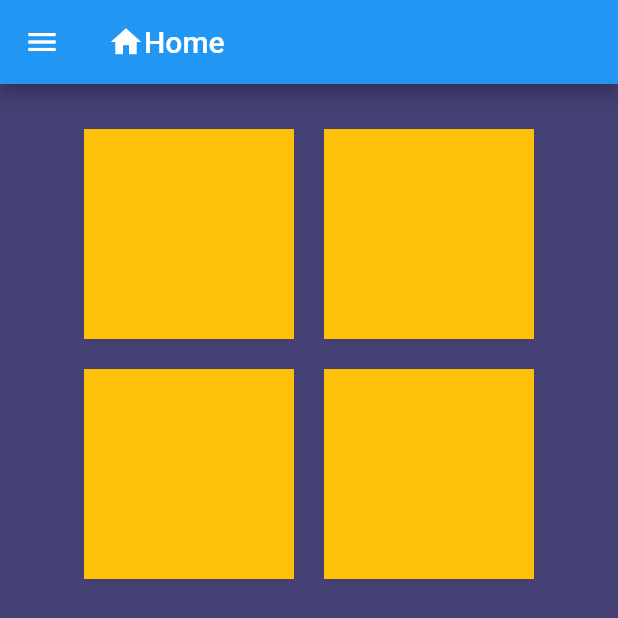
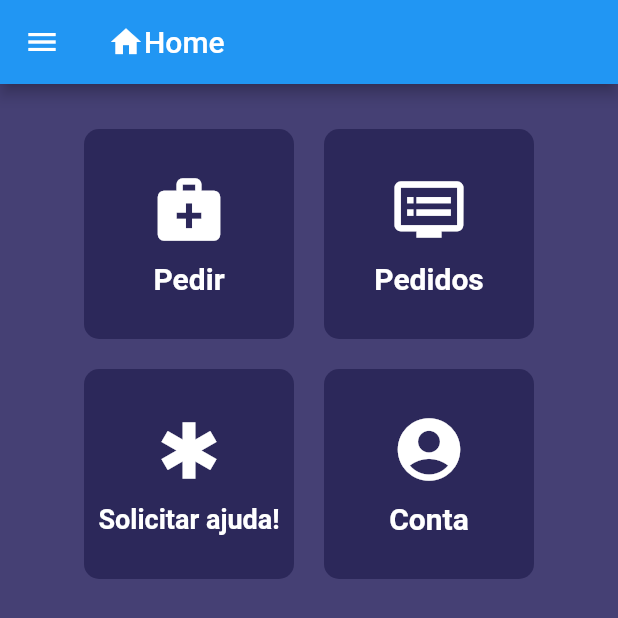
Before and after one commit to Cesarquatro/iHospital_HandsOn_Fit2023, a Flutter app: the home screen opened by its route, on a phone screen of 412 x 824 dp. Shown: the top 618 px of the screen. Run offline on Flutter 3.47's test engine with Material 2 defaults, Android fonts, the phone set to English and light mode, and no system bars.

Commit message:
Home pronta

```diff
--- a/Apps/ihospital/lib/home.dart
+++ b/Apps/ihospital/lib/home.dart
@@ -27,16 +27,72 @@ class home extends StatelessWidget {
             Row(
               mainAxisAlignment: MainAxisAlignment.center,
               children: [
-                Container(
-                  color: Colors.amber,
+                GestureDetector(
+                  onTap: () {
+                    //Navigator.popAndPushNamed(context, "pedir");
+                    print("Botão Pedir");
+                  },
+                  child: Container(
                     height: 140,
                     width: 140,
+                    decoration: BoxDecoration(
+                      color: Color.fromARGB(225, 41, 37, 86),
+                      borderRadius: BorderRadius.circular(10),
+                    ),
+                    child: Column(
+                      mainAxisAlignment: MainAxisAlignment.center,
+                      children: [
+                        Icon(
+                          Icons.medical_services,
+                          size: 50,
+                          color: Colors.white,
+                        ),
+                        Padding(padding: EdgeInsets.all(5)),
+                        Text(
+                          "Pedir",
+                          style: TextStyle(
+                            fontSize: 20,
+                            fontWeight: FontWeight.bold,
+                            color: Colors.white,
+                          ),
+                        ),
+                      ],
+                    ),
+                  ),
                 ),
                 Padding(padding: EdgeInsets.all(10)),
-                Container(
-                  color: Colors.amber,
+                GestureDetector(
+                  onTap: () {
+                    //Navigator.popAndPushNamed(context, "pedir");
+                    print("Botão Pedidos");
+                  },
+                  child: Container(
                     height: 140,
                     width: 140,
+                    decoration: BoxDecoration(
+                      color: Color.fromARGB(225, 41, 37, 86),
+                      borderRadius: BorderRadius.circular(10),
+                    ),
+                    child: Column(
+                      mainAxisAlignment: MainAxisAlignment.center,
+                      children: [
+                        Icon(
+                          Icons.dvr,
+                          size: 50,
+                          color: Colors.white,
+                        ),
+                        Padding(padding: EdgeInsets.all(5)),
+                        Text(
+                          "Pedidos",
+                          style: TextStyle(
+                            fontSize: 20,
+                            fontWeight: FontWeight.bold,
+                            color: Colors.white,
+                          ),
+                        ),
+                      ],
+                    ),
+                  ),
                 ),
               ],
             ),
@@ -44,16 +100,72 @@ class home extends StatelessWidget {
             Row(
               mainAxisAlignment: MainAxisAlignment.center,
               children: [
-                Container(
-                  color: Colors.amber,
+                GestureDetector(
+                  onTap: () {
+                    //Navigator.popAndPushNamed(context, "pedir");
+                    print("Botão Ajuda");
+                  },
+                  child: Container(
                     height: 140,
                     width: 140,
+                    decoration: BoxDecoration(
+                      color: Color.fromARGB(225, 41, 37, 86),
+                      borderRadius: BorderRadius.circular(10),
+                    ),
+                    child: Column(
+                      mainAxisAlignment: MainAxisAlignment.center,
+                      children: [
+                        Icon(
+                          Icons.emergency,
+                          size: 50,
+                          color: Colors.white,
+                        ),
+                        Padding(padding: EdgeInsets.all(5)),
+                        Text(
+                          "Solicitar ajuda!",
+                          style: TextStyle(
+                            fontSize: 18,
+                            fontWeight: FontWeight.bold,
+                            color: Colors.white,
+                          ),
+                        ),
+                      ],
+                    ),
+                  ),
                 ),
                 Padding(padding: EdgeInsets.all(10)),
-                Container(
-                  color: Colors.amber,
+                GestureDetector(
+                  onTap: () {
+                    //Navigator.popAndPushNamed(context, "pedir");
+                    print("Botão Pedidos");
+                  },
+                  child: Container(
                     height: 140,
                     width: 140,
+                    decoration: BoxDecoration(
+                      color: Color.fromARGB(225, 41, 37, 86),
+                      borderRadius: BorderRadius.circular(10),
+                    ),
+                    child: Column(
+                      mainAxisAlignment: MainAxisAlignment.center,
+                      children: [
+                        Icon(
+                          Icons.account_circle,
+                          size: 50,
+                          color: Colors.white,
+                        ),
+                        Padding(padding: EdgeInsets.all(5)),
+                        Text(
+                          "Conta",
+                          style: TextStyle(
+                            fontSize: 20,
+                            fontWeight: FontWeight.bold,
+                            color: Colors.white,
+                          ),
+                        ),
+                      ],
+                    ),
+                  ),
                 ),
               ],
             ),
```
Lines whose indentation alone changed are shown as unchanged.
